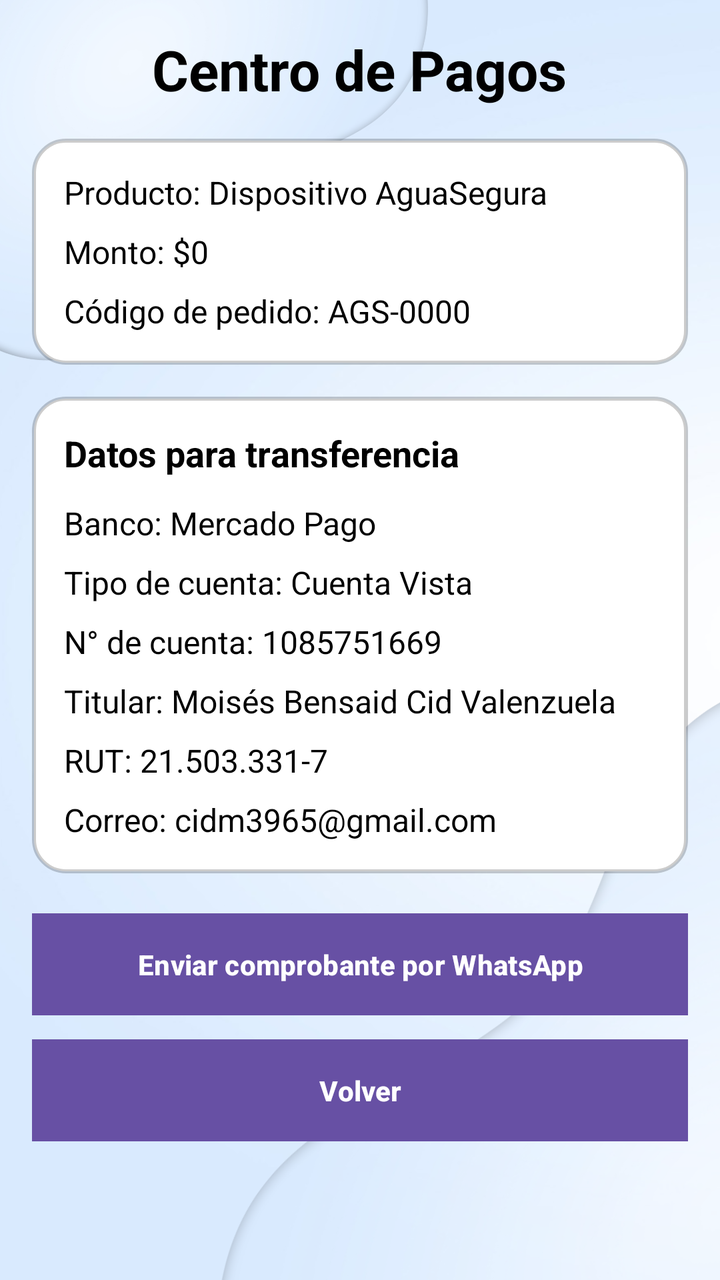
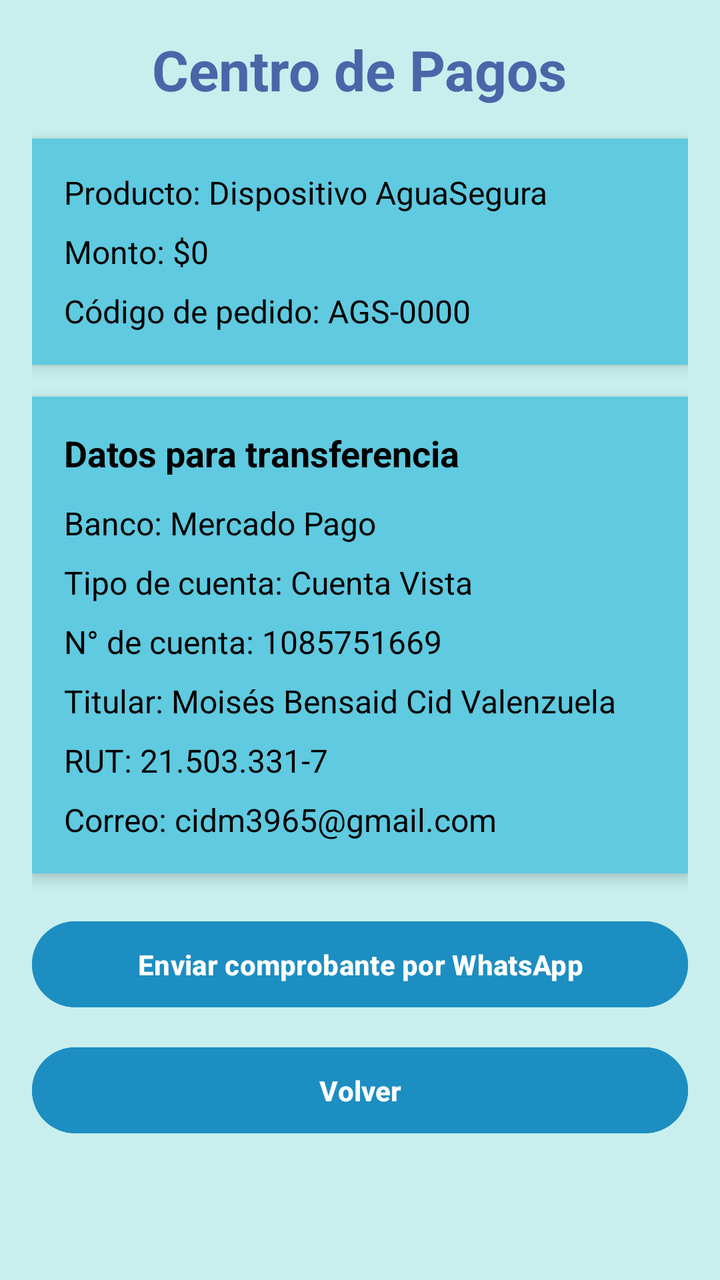

Before-and-after screenshots of an Android layout around one commit, followed by the original layout XML and the change that was made.
<!-- AndroidManifest.xml: application theme Theme.AppIOT12 -->
<!-- res/layout/activity_centro_pagos.xml -->
<?xml version="1.0" encoding="utf-8"?>
<ScrollView xmlns:android="http://schemas.android.com/apk/res/android"
    android:layout_width="match_parent"
    android:layout_height="match_parent"
    android:background="@mipmap/fondo"
    android:fillViewport="true">

    <LinearLayout
        android:id="@+id/main"
        android:layout_width="match_parent"
        android:layout_height="wrap_content"
        android:orientation="vertical"
        android:padding="16dp">

        
        <TextView
            android:id="@+id/tvTituloPagos"
            android:layout_width="wrap_content"
            android:layout_height="wrap_content"
            android:layout_gravity="center"
            android:text="Centro de Pagos"
            android:textColor="#000000"
            android:textSize="28sp"
            android:textStyle="bold" />

        
        <LinearLayout
            android:layout_width="match_parent"
            android:layout_height="wrap_content"
            android:layout_marginTop="16dp"
            android:background="@drawable/bg_card"
            android:elevation="4dp"
            android:orientation="vertical"
            android:padding="16dp">

            <TextView
                android:id="@+id/tvProductoPago"
                android:layout_width="wrap_content"
                android:layout_height="wrap_content"
                android:text="Producto: Dispositivo AguaSegura"
                android:textColor="#000"
                android:textSize="16sp" />

            <TextView
                android:id="@+id/tvMontoPago"
                android:layout_width="wrap_content"
                android:layout_height="wrap_content"
                android:layout_marginTop="8dp"
                android:text="Monto: $0"
                android:textColor="#000"
                android:textSize="16sp" />

            <TextView
                android:id="@+id/tvCodigoPedido"
                android:layout_width="wrap_content"
                android:layout_height="wrap_content"
                android:layout_marginTop="8dp"
                android:text="Código de pedido: AGS-0000"
                android:textColor="#000"
                android:textSize="16sp" />
        </LinearLayout>

        
        <LinearLayout
            android:layout_width="match_parent"
            android:layout_height="wrap_content"
            android:layout_marginTop="16dp"
            android:background="@drawable/bg_card"
            android:elevation="4dp"
            android:orientation="vertical"
            android:padding="16dp">

            <TextView
                android:layout_width="wrap_content"
                android:layout_height="wrap_content"
                android:text="Datos para transferencia"
                android:textColor="#000"
                android:textSize="18sp"
                android:textStyle="bold" />

            <TextView
                android:id="@+id/tvBanco"
                android:layout_width="wrap_content"
                android:layout_height="wrap_content"
                android:layout_marginTop="12dp"
                android:text="Banco: Mercado Pago"
                android:textColor="#000"
                android:textSize="16sp" />

            <TextView
                android:id="@+id/tvTipoCuenta"
                android:layout_width="wrap_content"
                android:layout_height="wrap_content"
                android:layout_marginTop="8dp"
                android:text="Tipo de cuenta: Cuenta Vista"
                android:textColor="#000"
                android:textSize="16sp" />

            <TextView
                android:id="@+id/tvNumeroCuenta"
                android:layout_width="wrap_content"
                android:layout_height="wrap_content"
                android:layout_marginTop="8dp"
                android:text="N° de cuenta: 1085751669"
                android:textColor="#000"
                android:textSize="16sp" />

            <TextView
                android:id="@+id/tvTitular"
                android:layout_width="wrap_content"
                android:layout_height="wrap_content"
                android:layout_marginTop="8dp"
                android:text="Titular: Moisés Bensaid Cid Valenzuela"
                android:textColor="#000"
                android:textSize="16sp" />

            <TextView
                android:id="@+id/tvRut"
                android:layout_width="wrap_content"
                android:layout_height="wrap_content"
                android:layout_marginTop="8dp"
                android:text="RUT: 21.503.331-7"
                android:textColor="#000"
                android:textSize="16sp" />

            <TextView
                android:id="@+id/tvCorreoPago"
                android:layout_width="wrap_content"
                android:layout_height="wrap_content"
                android:layout_marginTop="8dp"
                android:text="Correo: cidm3965@gmail.com"
                android:textColor="#000"
                android:textSize="16sp" />
        </LinearLayout>

        
        <Button
            android:id="@+id/btnEnviarWhatsapp"
            android:layout_width="match_parent"
            android:layout_height="wrap_content"
            android:layout_marginTop="20dp"
            android:background="#25D366"
            android:padding="12dp"
            android:text="Enviar comprobante por WhatsApp"
            android:textColor="@android:color/white"
            android:textStyle="bold" />

        
        <Button
            android:id="@+id/btnVolverMenu"
            android:layout_width="match_parent"
            android:layout_height="wrap_content"
            android:layout_marginTop="12dp"
            android:background="#1976D2"
            android:padding="12dp"
            android:text="Volver"
            android:textColor="@android:color/white"
            android:textStyle="bold" />

    </LinearLayout>
</ScrollView>
<!-- resources referenced by this layout -->
<resources>
  <!-- drawable bg_card (drawable) -->
  <?xml version="1.0" encoding="utf-8"?>
  <shape xmlns:android="http://schemas.android.com/apk/res/android"
      android:shape="rectangle">
  
      <solid android:color="#ffffff"/>
      <corners android:radius="16dp"/>
      <padding
          android:left="16dp"
          android:top="16dp"
          android:right="16dp"
          android:bottom="16dp"/>
      <stroke
          android:width="2dp"
          android:color="#33000000"/>
  </shape>
  <!-- mipmap fondo: png bitmap (mipmap-hdpi, 312630 bytes) -->
  <style name="Theme.AppIOT12" parent="Base.Theme.AppIOT12" />
  <style name="Base.Theme.AppIOT12" parent="Theme.Material3.DayNight.NoActionBar">
          
          
      </style>
</resources>

<!-- the commit's change to res/layout/activity_centro_pagos.xml (unified diff, before → after) -->
@@ -2,7 +2,7 @@
 <ScrollView xmlns:android="http://schemas.android.com/apk/res/android"
     android:layout_width="match_parent"
     android:layout_height="match_parent"
-    android:background="@mipmap/fondo"
+    android:background="@color/color_background"
     android:fillViewport="true">
 
     <LinearLayout
@@ -19,7 +19,7 @@
             android:layout_height="wrap_content"
             android:layout_gravity="center"
             android:text="Centro de Pagos"
-            android:textColor="#000000"
+            android:textColor="@color/color_text_primary"
             android:textSize="28sp"
             android:textStyle="bold" />
 
@@ -28,7 +28,7 @@
             android:layout_width="match_parent"
             android:layout_height="wrap_content"
             android:layout_marginTop="16dp"
-            android:background="@drawable/bg_card"
+            android:background="@color/color_secondary"
             android:elevation="4dp"
             android:orientation="vertical"
             android:padding="16dp">
@@ -65,7 +65,7 @@
             android:layout_width="match_parent"
             android:layout_height="wrap_content"
             android:layout_marginTop="16dp"
-            android:background="@drawable/bg_card"
+            android:background="@color/color_secondary"
             android:elevation="4dp"
             android:orientation="vertical"
             android:padding="16dp">
@@ -139,7 +139,7 @@
             android:layout_width="match_parent"
             android:layout_height="wrap_content"
             android:layout_marginTop="20dp"
-            android:background="#25D366"
+            android:backgroundTint="@color/color_primary"
             android:padding="12dp"
             android:text="Enviar comprobante por WhatsApp"
             android:textColor="@android:color/white"
@@ -151,7 +151,7 @@
             android:layout_width="match_parent"
             android:layout_height="wrap_content"
             android:layout_marginTop="12dp"
-            android:background="#1976D2"
+            android:backgroundTint="@color/color_primary"
             android:padding="12dp"
             android:text="Volver"
             android:textColor="@android:color/white"
<!-- resource entries referenced after the edit -->
@@ -1,22 +1,9 @@
 <!-- resources referenced by this layout -->
 <resources>
-  <!-- drawable bg_card (drawable) -->
-  <?xml version="1.0" encoding="utf-8"?>
-  <shape xmlns:android="http://schemas.android.com/apk/res/android"
-      android:shape="rectangle">
-  
-      <solid android:color="#ffffff"/>
-      <corners android:radius="16dp"/>
-      <padding
-          android:left="16dp"
-          android:top="16dp"
-          android:right="16dp"
-          android:bottom="16dp"/>
-      <stroke
-          android:width="2dp"
-          android:color="#33000000"/>
-  </shape>
-  <!-- mipmap fondo: png bitmap (mipmap-hdpi, 312630 bytes) -->
+  <color name="color_background">#C8EFED</color>
+  <color name="color_primary">#1D8EC1</color>
+  <color name="color_secondary">#5FCAE0</color>
+  <color name="color_text_primary">#4B65A9</color>
   <style name="Theme.AppIOT12" parent="Base.Theme.AppIOT12" />
   <style name="Base.Theme.AppIOT12" parent="Theme.Material3.DayNight.NoActionBar">
           
